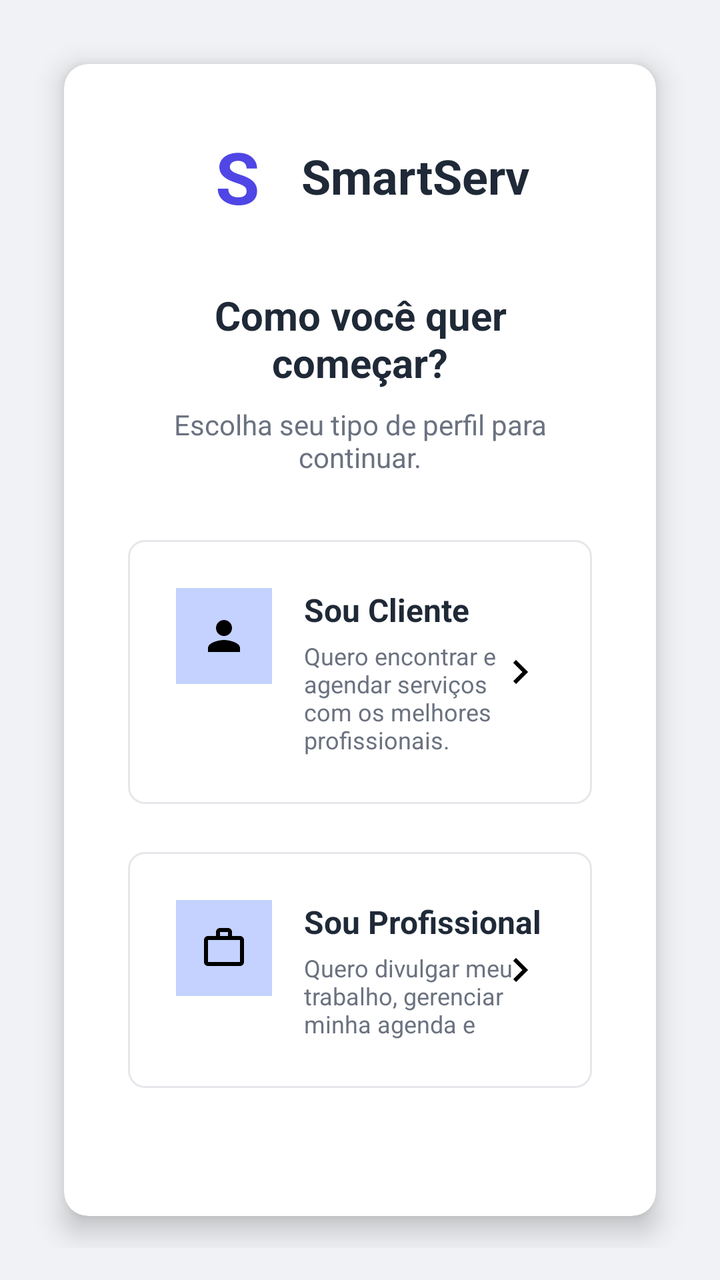
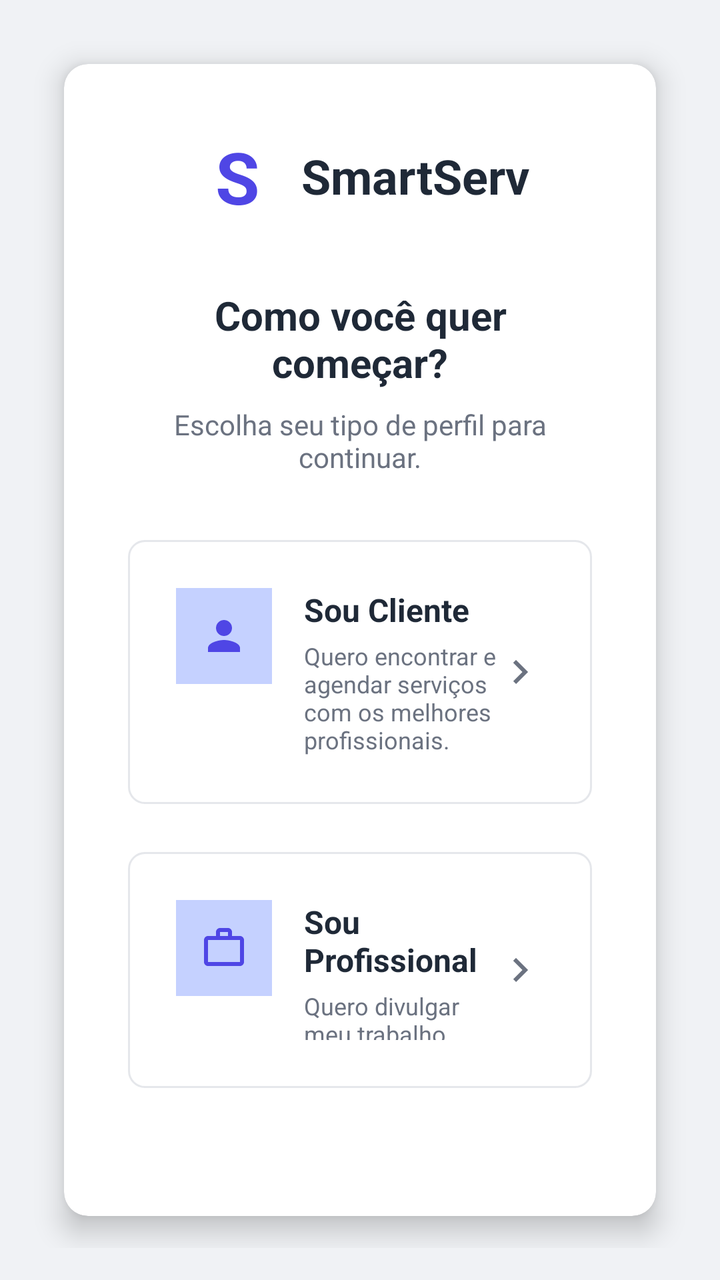

The first picture is an Android layout as it rendered before a commit; the second is the same layout after the commit. The layout source and the unified diff follow.
<!-- AndroidManifest.xml: application theme Theme.SmartApp -->
<!-- res/layout/selecionar_cadastro.xml -->
<?xml version="1.0" encoding="utf-8"?>
<RelativeLayout xmlns:android="http://schemas.android.com/apk/res/android"
    xmlns:app="http://schemas.android.com/apk/res-auto"
    android:layout_width="match_parent"
    android:layout_height="match_parent"
    android:background="#F0F2F5"
    android:padding="16dp">

    
    <androidx.cardview.widget.CardView
        android:layout_width="match_parent"
        android:layout_height="wrap_content"
        android:layout_centerInParent="true"
        app:cardCornerRadius="12dp"
        app:cardElevation="8dp"
        app:cardBackgroundColor="@android:color/white"
        android:layout_margin="16dp">

        <RelativeLayout
            android:layout_width="match_parent"
            android:layout_height="wrap_content"
            android:padding="32dp">

            
            <RelativeLayout
                android:id="@+id/logoContainer"
                android:layout_width="wrap_content"
                android:layout_height="wrap_content"
                android:layout_centerHorizontal="true"
                android:layout_marginBottom="32dp">

                
                <TextView
                    android:id="@+id/logoIcon"
                    android:layout_width="48dp"
                    android:layout_height="48dp"
                    android:text="S"
                    android:textSize="36sp"
                    android:textStyle="bold"
                    android:gravity="center"
                    android:textColor="#4F46E5"/>

                
                <TextView
                    android:id="@+id/logoText"
                    android:layout_width="wrap_content"
                    android:layout_height="wrap_content"
                    android:text="SmartServ"
                    android:textSize="24sp"
                    android:textStyle="bold"
                    android:textColor="#1F2937"
                    android:layout_toEndOf="@id/logoIcon"
                    android:layout_centerVertical="true"
                    android:layout_marginStart="8dp"/>
            </RelativeLayout>

            
            <TextView
                android:id="@+id/title"
                android:layout_width="match_parent"
                android:layout_height="wrap_content"
                android:text="Como você quer começar?"
                android:textSize="20sp"
                android:textStyle="bold"
                android:textColor="#1F2937"
                android:gravity="center"
                android:layout_below="@id/logoContainer"
                android:layout_marginBottom="8dp"/>

            
            <TextView
                android:id="@+id/subtitle"
                android:layout_width="match_parent"
                android:layout_height="wrap_content"
                android:text="Escolha seu tipo de perfil para continuar."
                android:textSize="14sp"
                android:textColor="#6B7280"
                android:gravity="center"
                android:layout_below="@id/title"
                android:layout_marginBottom="32dp"/>

            
            <LinearLayout
                android:id="@+id/optionsContainer"
                android:layout_width="match_parent"
                android:layout_height="wrap_content"
                android:orientation="vertical"
                android:layout_below="@id/subtitle"
                android:layout_marginBottom="32dp">

                
                <RelativeLayout
                    android:id="@+id/btnCliente"
                    android:layout_width="match_parent"
                    android:layout_height="wrap_content"
                    android:background="@drawable/option_background"
                    android:padding="24dp"
                    android:layout_marginBottom="24dp"
                    android:clickable="true"
                    android:focusable="true">

                    
                    <RelativeLayout
                        android:id="@+id/clientIconBg"
                        android:layout_width="48dp"
                        android:layout_height="48dp"
                        android:background="#E0E7FF"
                        android:gravity="center"
                        android:padding="12dp"
                        android:backgroundTint="#E0E7FF"
                        android:backgroundTintMode="multiply">

                        <ImageView
                            android:layout_width="24dp"
                            android:layout_height="24dp"
                            android:src="@drawable/ic_user"
                           />
                    </RelativeLayout>

                    
                    <LinearLayout
                        android:layout_width="wrap_content"
                        android:layout_height="wrap_content"
                        android:orientation="vertical"
                        android:layout_toEndOf="@id/clientIconBg"
                        android:layout_centerVertical="true"
                        android:layout_marginStart="16dp">

                        <TextView
                            android:layout_width="wrap_content"
                            android:layout_height="wrap_content"
                            android:text="Sou Cliente"
                            android:textSize="16sp"
                            android:textStyle="bold"
                            android:textColor="#1F2937"/>

                        <TextView
                            android:layout_width="wrap_content"
                            android:layout_height="wrap_content"
                            android:text="Quero encontrar e agendar serviços com os melhores profissionais."
                            android:textSize="12sp"
                            android:textColor="#6B7280"
                            android:layout_marginTop="4dp"/>
                    </LinearLayout>

                    
                    <ImageView
                        android:layout_width="24dp"
                        android:layout_height="24dp"
                        android:src="@drawable/ic_chevron_right"
                        android:layout_alignParentEnd="true"
                        android:layout_centerVertical="true"/>
                </RelativeLayout>

                
                <RelativeLayout
                    android:id="@+id/btnProfissioanl"
                    android:layout_width="match_parent"
                    android:layout_height="wrap_content"
                    android:background="@drawable/option_background"
                    android:padding="24dp"
                    android:clickable="true"
                    android:focusable="true">

                    
                    <RelativeLayout
                        android:id="@+id/professionalIconBg"
                        android:layout_width="48dp"
                        android:layout_height="48dp"
                        android:background="#E0E7FF"
                        android:gravity="center"
                        android:padding="12dp"
                        android:backgroundTint="#E0E7FF"
                        android:backgroundTintMode="multiply">

                        <ImageView
                            android:layout_width="24dp"
                            android:layout_height="24dp"
                            android:src="@drawable/ic_briefcase"
                            />
                    </RelativeLayout>

                    
                    <LinearLayout
                        android:layout_width="wrap_content"
                        android:layout_height="wrap_content"
                        android:orientation="vertical"
                        android:layout_toEndOf="@id/professionalIconBg"
                        android:layout_centerVertical="true"
                        android:layout_marginStart="16dp">

                        <TextView
                            android:layout_width="wrap_content"
                            android:layout_height="wrap_content"
                            android:text="Sou Profissional"
                            android:textSize="16sp"
                            android:textStyle="bold"
                            android:textColor="#1F2937"/>

                        <TextView
                            android:layout_width="wrap_content"
                            android:layout_height="wrap_content"
                            android:text="Quero divulgar meu trabalho, gerenciar minha agenda e encontrar clientes."
                            android:textSize="12sp"
                            android:textColor="#6B7280"
                            android:layout_marginTop="4dp"/>
                    </LinearLayout>

                    
                    <ImageView
                        android:layout_width="24dp"
                        android:layout_height="24dp"
                        android:src="@drawable/ic_chevron_right"
                        android:layout_alignParentEnd="true"
                        android:layout_centerVertical="true"/>
                </RelativeLayout>
            </LinearLayout>

            
            <TextView
                android:id="@+id/bntLogin"
                android:layout_width="48dp"
                android:layout_height="48dp"
                android:text="Já tem uma conta? Faça login aqui"
                android:textSize="14sp"
                android:textColor="#6B7280"
                android:gravity="center"
                android:layout_below="@id/optionsContainer"
                android:clickable="true"
                android:focusable="true"/>
        </RelativeLayout>
    </androidx.cardview.widget.CardView>
</RelativeLayout>
<!-- resources referenced by this layout -->
<resources>
  <!-- drawable ic_briefcase (drawable) -->
  <?xml version="1.0" encoding="utf-8"?>
  <vector xmlns:android="http://schemas.android.com/apk/res/android"
      android:width="24dp"
      android:height="24dp"
      android:viewportWidth="24"
      android:viewportHeight="24">
      <path
          android:fillColor="#FF000000"
          android:pathData="M20,6h-4V4c0,-1.11 -0.89,-2 -2,-2h-4C8.89,2 8,2.89 8,4v2H4c-1.11,0 -1.99,0.89 -1.99,2L2,19c0,1.11 0.89,2 2,2h16c1.11,0 2,-0.89 2,-2V8c0,-1.11 -0.89,-2 -2,-2zM10,4h4v2h-4V4zM20,19H4V8h16V19z"/>
  </vector>
  <!-- drawable ic_chevron_right (drawable) -->
  <vector xmlns:android="http://schemas.android.com/apk/res/android"
      android:width="24dp"
      android:height="24dp"
      android:viewportWidth="24"
      android:viewportHeight="24">
      <path android:fillColor="#000000" android:pathData="M8.59,16.59L13.17,12 8.59,7.41 10,6l6,6 -6,6 -1.41,-1.41z"/>
  </vector>
  <!-- drawable ic_user (drawable) -->
  <?xml version="1.0" encoding="utf-8"?>
  <vector xmlns:android="http://schemas.android.com/apk/res/android"
      android:width="24dp"
      android:height="24dp"
      android:viewportWidth="24"
      android:viewportHeight="24">
      <path
          android:fillColor="#FF000000"
          android:pathData="M12,12c2.21,0 4,-1.79 4,-4s-1.79,-4 -4,-4 -4,1.79 -4,4 1.79,4 4,4zM12,14c-2.67,0 -8,1.34 -8,4v2h16v-2c0,-2.66 -5.33,-4 -8,-4z"/>
  </vector>
  <!-- drawable option_background (drawable) -->
  <?xml version="1.0" encoding="utf-8"?>
  <selector xmlns:android="http://schemas.android.com/apk/res/android">
      <item android:state_pressed="true">
          <shape android:shape="rectangle">
              <solid android:color="#F5F3FF"/>
              <corners android:radius="8dp"/>
              <stroke android:width="1dp" android:color="#4F46E5"/>
          </shape>
      </item>
      <item>
          <shape android:shape="rectangle">
              <solid android:color="@android:color/transparent"/>
              <corners android:radius="8dp"/>
              <stroke android:width="1dp" android:color="#E5E7EB"/>
          </shape>
      </item>
  </selector>
  <style name="Theme.SmartApp" parent="Base.Theme.SmartApp" />
  <style name="Base.Theme.SmartApp" parent="Theme.Material3.DayNight.NoActionBar" />
</resources>

<!-- the commit's change to res/layout/selecionar_cadastro.xml (unified diff, before → after) -->
@@ -97,7 +97,8 @@
                     android:padding="24dp"
                     android:layout_marginBottom="24dp"
                     android:clickable="true"
-                    android:focusable="true">
+                    android:focusable="true"
+                    android:foreground="?attr/selectableItemBackground">
 
                     
                     <RelativeLayout
@@ -114,7 +115,7 @@
                             android:layout_width="24dp"
                             android:layout_height="24dp"
                             android:src="@drawable/ic_user"
-                           />
+                            app:tint="#4F46E5" />
                     </RelativeLayout>
 
                     
@@ -124,7 +125,8 @@
                         android:orientation="vertical"
                         android:layout_toEndOf="@id/clientIconBg"
                         android:layout_centerVertical="true"
-                        android:layout_marginStart="16dp">
+                        android:layout_marginStart="16dp"
+                        android:layout_toStartOf="@+id/chevronClient">
 
                         <TextView
                             android:layout_width="wrap_content"
@@ -145,11 +147,13 @@
 
                     
                     <ImageView
+                        android:id="@+id/chevronClient"
                         android:layout_width="24dp"
                         android:layout_height="24dp"
                         android:src="@drawable/ic_chevron_right"
                         android:layout_alignParentEnd="true"
-                        android:layout_centerVertical="true"/>
+                        android:layout_centerVertical="true"
+                        app:tint="#6B7280" />
                 </RelativeLayout>
 
                 
@@ -160,7 +164,8 @@
                     android:background="@drawable/option_background"
                     android:padding="24dp"
                     android:clickable="true"
-                    android:focusable="true">
+                    android:focusable="true"
+                    android:foreground="?attr/selectableItemBackground">
 
                     
                     <RelativeLayout
@@ -177,7 +182,7 @@
                             android:layout_width="24dp"
                             android:layout_height="24dp"
                             android:src="@drawable/ic_briefcase"
-                            />
+                            app:tint="#4F46E5" />
                     </RelativeLayout>
 
                     
@@ -187,7 +192,8 @@
                         android:orientation="vertical"
                         android:layout_toEndOf="@id/professionalIconBg"
                         android:layout_centerVertical="true"
-                        android:layout_marginStart="16dp">
+                        android:layout_marginStart="16dp"
+                        android:layout_toStartOf="@+id/chevronProfessional">
 
                         <TextView
                             android:layout_width="wrap_content"
@@ -208,26 +214,30 @@
 
                     
                     <ImageView
+                        android:id="@+id/chevronProfessional"
                         android:layout_width="24dp"
                         android:layout_height="24dp"
                         android:src="@drawable/ic_chevron_right"
                         android:layout_alignParentEnd="true"
-                        android:layout_centerVertical="true"/>
+                        android:layout_centerVertical="true"
+                        app:tint="#6B7280" />
                 </RelativeLayout>
             </LinearLayout>
 
             
             <TextView
                 android:id="@+id/bntLogin"
-                android:layout_width="48dp"
-                android:layout_height="48dp"
+                android:layout_width="match_parent"
+                android:layout_height="wrap_content"
                 android:text="Já tem uma conta? Faça login aqui"
                 android:textSize="14sp"
-                android:textColor="#6B7280"
+                android:textColor="#4F46E5"
                 android:gravity="center"
                 android:layout_below="@id/optionsContainer"
                 android:clickable="true"
-                android:focusable="true"/>
+                android:focusable="true"
+                android:paddingVertical="12dp"
+                android:background="?attr/selectableItemBackground"/>
         </RelativeLayout>
     </androidx.cardview.widget.CardView>
 </RelativeLayout>
